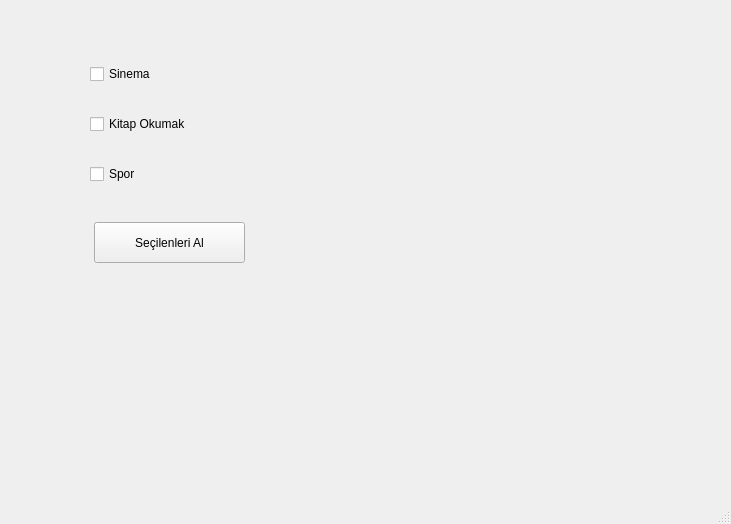
Above: _checkbox.ui from MehmetFarukAkbulut/0-to-Grand-Master-Python-Programming before the change. Below: the same form after it.
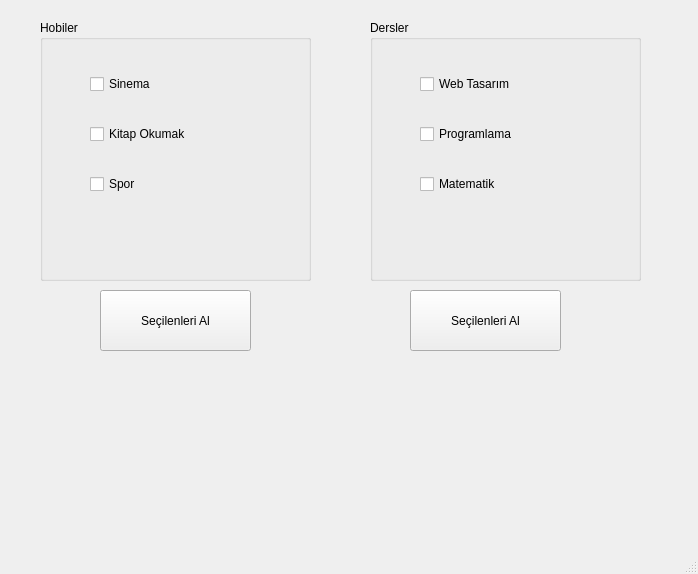
That is the form after the change.

```diff
--- a/_checkbox.ui
+++ b/_checkbox.ui
@@ -6,8 +6,8 @@
    <rect>
     <x>0</x>
     <y>0</y>
-    <width>731</width>
-    <height>524</height>
+    <width>698</width>
+    <height>574</height>
    </rect>
   </property>
   <property name="windowTitle">
@@ -17,10 +17,10 @@
    <widget class="QPushButton" name="btnSecilenleriAl">
     <property name="geometry">
      <rect>
-      <x>94</x>
-      <y>222</y>
+      <x>100</x>
+      <y>290</y>
       <width>151</width>
-      <height>41</height>
+      <height>61</height>
      </rect>
     </property>
     <property name="text">
@@ -30,21 +30,33 @@
    <widget class="QLabel" name="lblResult">
     <property name="geometry">
      <rect>
-      <x>326</x>
-      <y>52</y>
+      <x>40</x>
+      <y>350</y>
       <width>281</width>
-      <height>161</height>
+      <height>121</height>
      </rect>
     </property>
     <property name="text">
      <string/>
     </property>
    </widget>
+   <widget class="QGroupBox" name="groupHobiler">
+    <property name="geometry">
+     <rect>
+      <x>40</x>
+      <y>20</y>
+      <width>271</width>
+      <height>261</height>
+     </rect>
+    </property>
+    <property name="title">
+     <string>Hobiler</string>
+    </property>
    <widget class="QWidget" name="">
     <property name="geometry">
      <rect>
-      <x>90</x>
-      <y>40</y>
+       <x>50</x>
+       <y>30</y>
       <width>161</width>
       <height>171</height>
      </rect>
@@ -74,6 +86,79 @@
     </layout>
    </widget>
   </widget>
+   <widget class="QGroupBox" name="groupDersler">
+    <property name="geometry">
+     <rect>
+      <x>370</x>
+      <y>20</y>
+      <width>271</width>
+      <height>261</height>
+     </rect>
+    </property>
+    <property name="title">
+     <string>Dersler</string>
+    </property>
+    <widget class="QWidget" name="layoutWidget">
+     <property name="geometry">
+      <rect>
+       <x>50</x>
+       <y>30</y>
+       <width>161</width>
+       <height>171</height>
+      </rect>
+     </property>
+     <layout class="QVBoxLayout" name="verticalLayout_2">
+      <item>
+       <widget class="QCheckBox" name="cbWebTasarm">
+        <property name="text">
+         <string>Web Tasarım</string>
+        </property>
+       </widget>
+      </item>
+      <item>
+       <widget class="QCheckBox" name="cbProgramlama">
+        <property name="text">
+         <string>Programlama</string>
+        </property>
+       </widget>
+      </item>
+      <item>
+       <widget class="QCheckBox" name="cbMatematik">
+        <property name="text">
+         <string>Matematik</string>
+        </property>
+       </widget>
+      </item>
+     </layout>
+    </widget>
+   </widget>
+   <widget class="QPushButton" name="btnDerslerSecilenleriAl">
+    <property name="geometry">
+     <rect>
+      <x>410</x>
+      <y>290</y>
+      <width>151</width>
+      <height>61</height>
+     </rect>
+    </property>
+    <property name="text">
+     <string>Seçilenleri Al</string>
+    </property>
+   </widget>
+   <widget class="QLabel" name="lblResultDersler">
+    <property name="geometry">
+     <rect>
+      <x>350</x>
+      <y>350</y>
+      <width>281</width>
+      <height>121</height>
+     </rect>
+    </property>
+    <property name="text">
+     <string/>
+    </property>
+   </widget>
+  </widget>
   <widget class="QMenuBar" name="menubar">
    <property name="geometry">
     <rect>
```
Left out of the diff: 6 changed lines with no effect on the pictures. Lines whose indentation alone changed are shown as unchanged.
